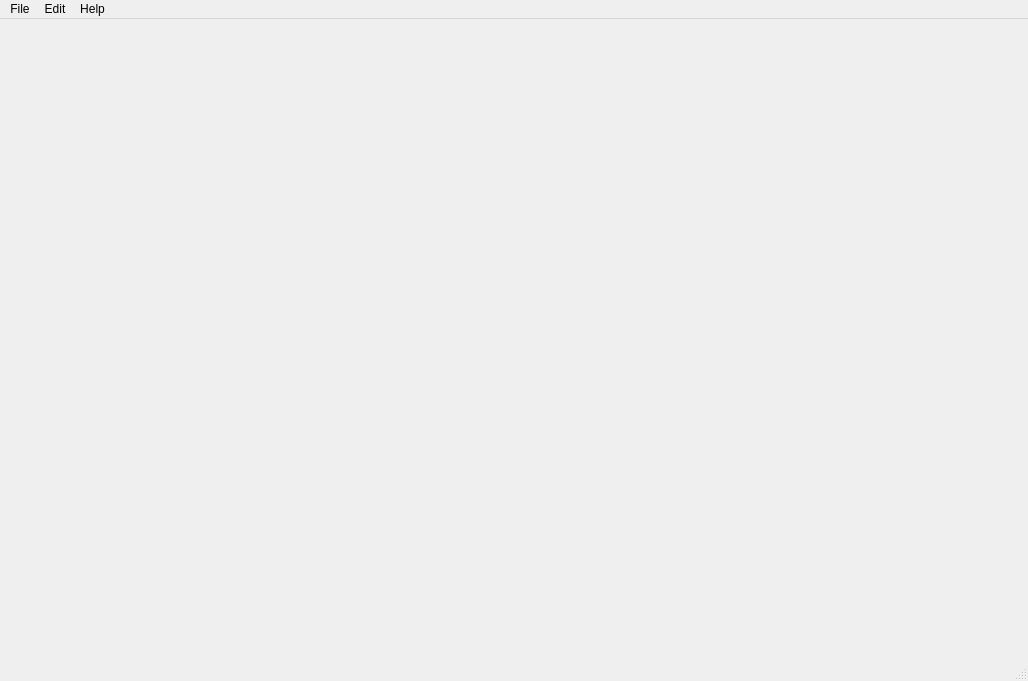
This is MainWindow.ui in zxjorge/SpriteED as Qt 5 draws it before an edit. The edited form follows.
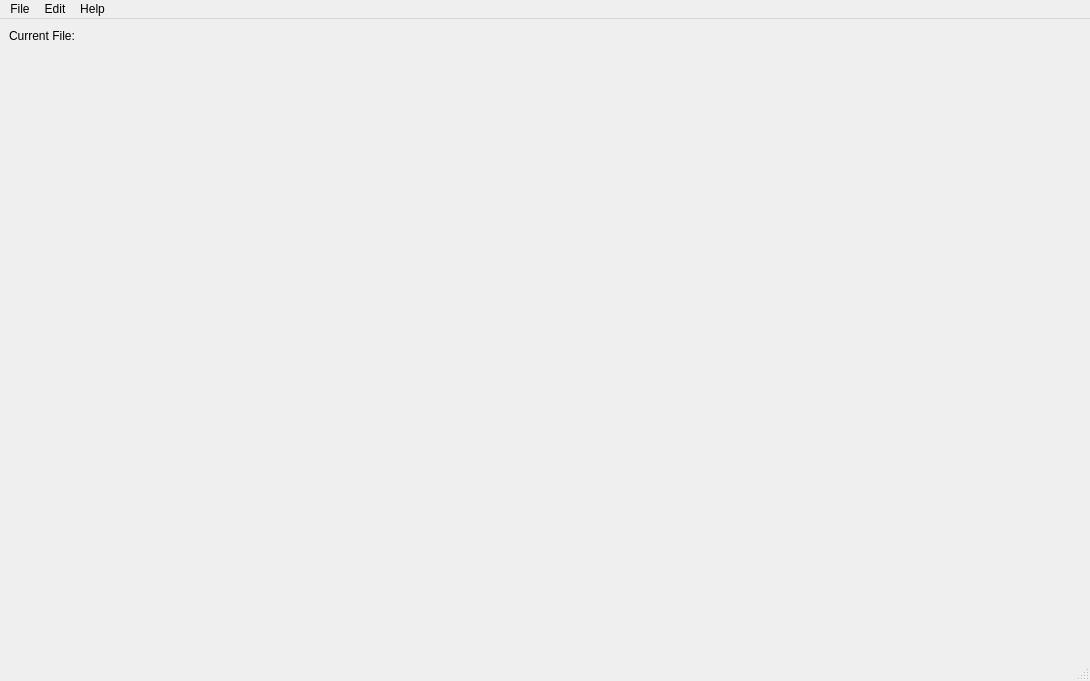
This is the edited form. Custom widgets are drawn as their Qt base class.

Commit message: Save As and Load and New almost completely work. Label for file path added.

```diff
--- a/MainWindow.ui
+++ b/MainWindow.ui
@@ -6,7 +6,7 @@
    <rect>
     <x>0</x>
     <y>0</y>
-    <width>1028</width>
+    <width>1036</width>
     <height>681</height>
    </rect>
   </property>
@@ -16,6 +16,21 @@
   <widget class="QWidget" name="centralwidget">
    <layout class="QHBoxLayout" name="horizontalLayout">
     <item>
+     <layout class="QVBoxLayout" name="verticalLayout_6">
+      <item>
+       <widget class="QLabel" name="fileNameLabel">
+        <property name="maximumSize">
+         <size>
+          <width>16777215</width>
+          <height>15</height>
+         </size>
+        </property>
+        <property name="text">
+         <string>Current File:</string>
+        </property>
+       </widget>
+      </item>
+      <item>
      <widget class="SpriteCanvas" name="sprite_canvas" native="true">
       <property name="sizePolicy">
        <sizepolicy hsizetype="Minimum" vsizetype="Minimum">
@@ -25,6 +40,8 @@
       </property>
      </widget>
     </item>
+     </layout>
+    </item>
     <item>
      <layout class="QVBoxLayout" name="verticalLayout">
       <property name="sizeConstraint">
@@ -69,13 +86,14 @@
     </item>
    </layout>
   </widget>
+  <widget class="QStatusBar" name="statusbar"/>
   <widget class="QMenuBar" name="menubar">
    <property name="geometry">
     <rect>
      <x>0</x>
      <y>0</y>
-     <width>1028</width>
-     <height>17</height>
+     <width>1036</width>
+     <height>21</height>
     </rect>
    </property>
    <widget class="QMenu" name="menuFile">
@@ -103,7 +121,6 @@
    <addaction name="menuEdit"/>
    <addaction name="menuHelp"/>
   </widget>
-  <widget class="QStatusBar" name="statusbar"/>
   <action name="actionNew">
    <property name="text">
     <string>New</string>
```
Lines whose indentation alone changed are shown as unchanged. The commit also changes 4 other files.
